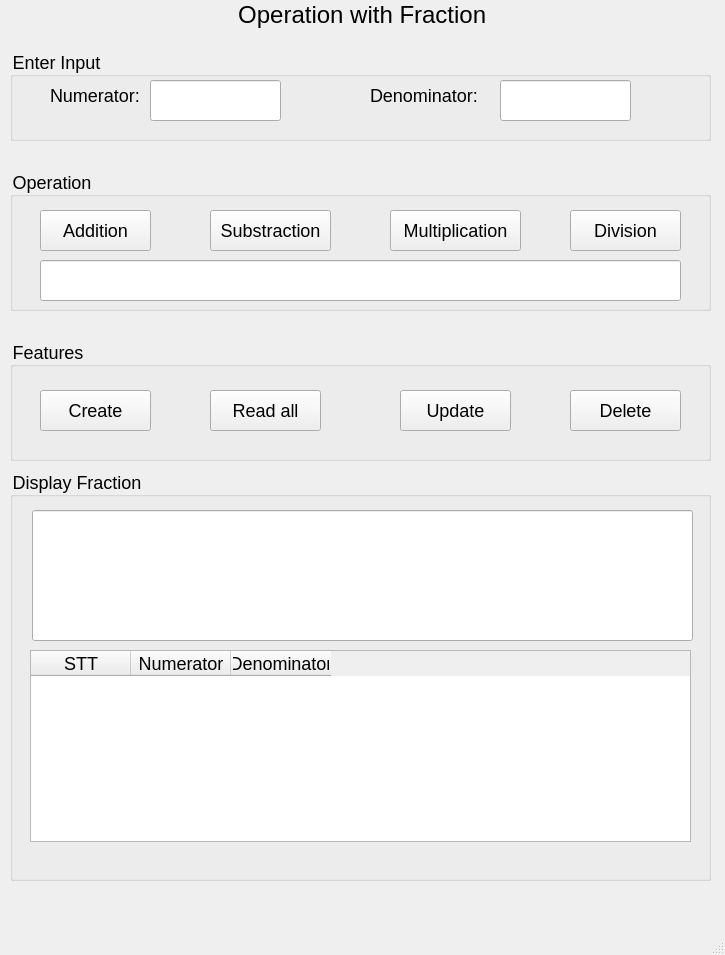
Old version of the form MainWindow.ui in the repository baohuy2209/KTLT_UEL.
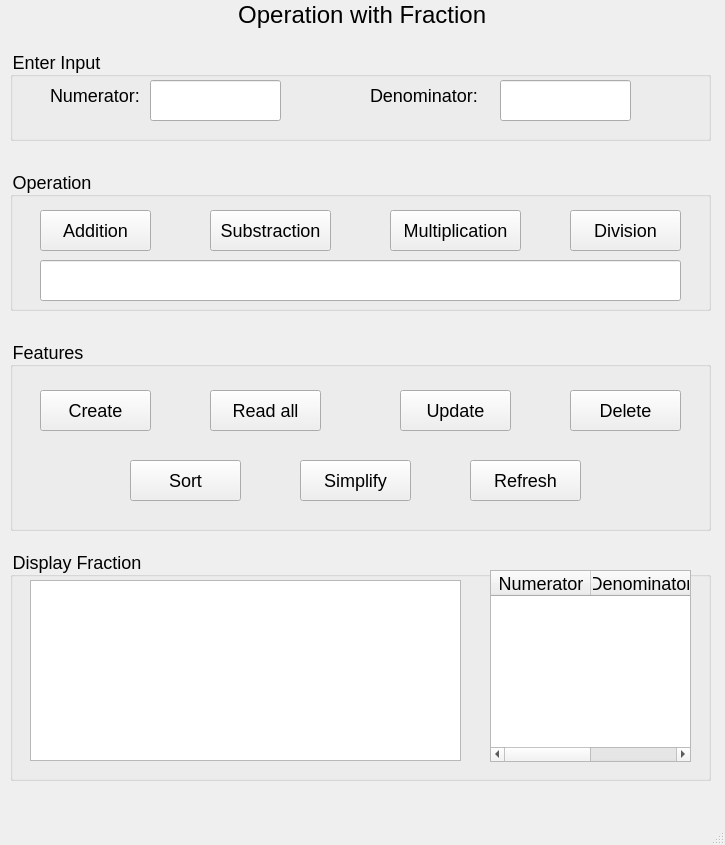
New version of the form.

Commit message: techique with fraction

The edit to the form file:
```diff
--- a/MainWindow.ui
+++ b/MainWindow.ui
@@ -7,7 +7,7 @@
     <x>0</x>
     <y>0</y>
     <width>725</width>
-    <height>955</height>
+    <height>845</height>
    </rect>
   </property>
   <property name="windowTitle">
@@ -168,38 +168,23 @@
     <property name="geometry">
      <rect>
       <x>10</x>
-      <y>470</y>
+      <y>550</y>
       <width>701</width>
-      <height>411</height>
+      <height>231</height>
      </rect>
     </property>
     <property name="title">
      <string>Display Fraction</string>
     </property>
-    <widget class="QLineEdit" name="lineEditAllFraction">
-     <property name="geometry">
-      <rect>
-       <x>22</x>
-       <y>40</y>
-       <width>661</width>
-       <height>131</height>
-      </rect>
-     </property>
-    </widget>
     <widget class="QTableWidget" name="tableWidgetListFraction">
      <property name="geometry">
       <rect>
-       <x>20</x>
-       <y>180</y>
-       <width>661</width>
+       <x>480</x>
+       <y>20</y>
+       <width>201</width>
        <height>192</height>
       </rect>
      </property>
-     <column>
-      <property name="text">
-       <string>STT</string>
-      </property>
-     </column>
      <column>
       <property name="text">
        <string>Numerator</string>
@@ -211,6 +196,23 @@
       </property>
      </column>
     </widget>
+    <widget class="QTextEdit" name="textEditDisplayFraction">
+     <property name="geometry">
+      <rect>
+       <x>20</x>
+       <y>30</y>
+       <width>431</width>
+       <height>181</height>
+      </rect>
+     </property>
+     <property name="html">
+      <string>&lt;!DOCTYPE HTML PUBLIC &quot;-//W3C//DTD HTML 4.0//EN&quot; &quot;http://www.w3.org/TR/REC-html40/strict.dtd&quot;&gt;
+&lt;html&gt;&lt;head&gt;&lt;meta name=&quot;qrichtext&quot; content=&quot;1&quot; /&gt;&lt;style type=&quot;text/css&quot;&gt;
+p, li { white-space: pre-wrap; }
+&lt;/style&gt;&lt;/head&gt;&lt;body style=&quot; font-family:'MS Shell Dlg 2'; font-size:18px; font-weight:400; font-style:normal;&quot;&gt;
+&lt;p style=&quot;-qt-paragraph-type:empty; margin-top:0px; margin-bottom:0px; margin-left:0px; margin-right:0px; -qt-block-indent:0; text-indent:0px;&quot;&gt;&lt;br /&gt;&lt;/p&gt;&lt;/body&gt;&lt;/html&gt;</string>
+     </property>
+    </widget>
    </widget>
    <widget class="QGroupBox" name="groupBox_4">
     <property name="geometry">
@@ -218,7 +220,7 @@
       <x>10</x>
       <y>340</y>
       <width>701</width>
-      <height>121</height>
+      <height>191</height>
      </rect>
     </property>
     <property name="title">
@@ -276,6 +278,45 @@
       <string>Delete</string>
      </property>
     </widget>
+    <widget class="QPushButton" name="pushButtonSort">
+     <property name="geometry">
+      <rect>
+       <x>120</x>
+       <y>120</y>
+       <width>111</width>
+       <height>41</height>
+      </rect>
+     </property>
+     <property name="text">
+      <string>Sort</string>
+     </property>
+    </widget>
+    <widget class="QPushButton" name="pushButtonRefresh">
+     <property name="geometry">
+      <rect>
+       <x>460</x>
+       <y>120</y>
+       <width>111</width>
+       <height>41</height>
+      </rect>
+     </property>
+     <property name="text">
+      <string>Refresh</string>
+     </property>
+    </widget>
+    <widget class="QPushButton" name="pushButtonSimlify">
+     <property name="geometry">
+      <rect>
+       <x>290</x>
+       <y>120</y>
+       <width>111</width>
+       <height>41</height>
+      </rect>
+     </property>
+     <property name="text">
+      <string>Simplify</string>
+     </property>
+    </widget>
    </widget>
   </widget>
   <widget class="QMenuBar" name="menubar">
```
The commit also changes 10 other files.
